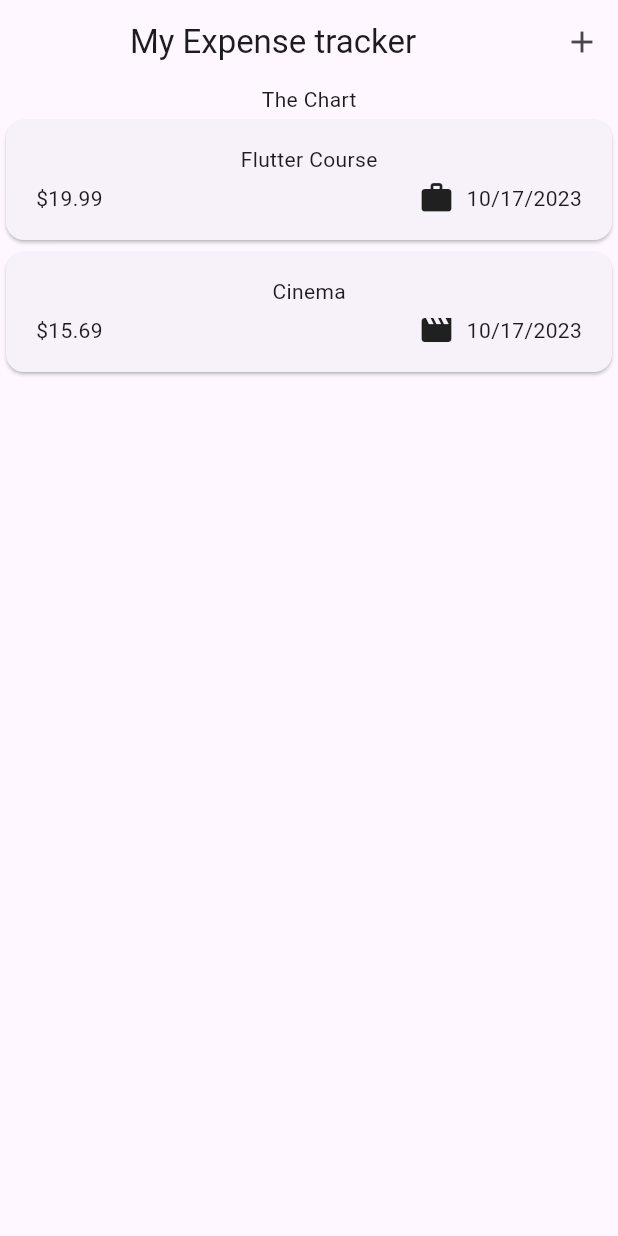
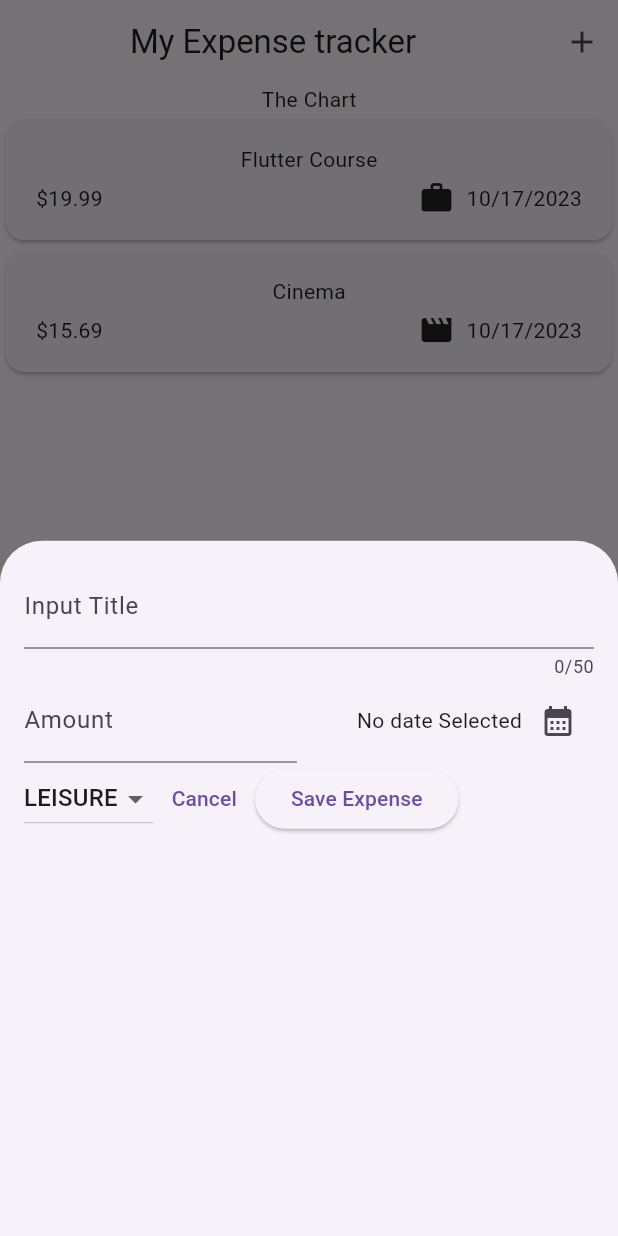
Before and after one commit to atomicstructure/expense_tracker, a Flutter app: the screen it shows after launch, after a tap on the "add" icon, on a phone screen of 412 x 824 dp. Run offline on Flutter 3.47's test engine with Material 2 defaults, Android fonts, the phone set to English and light mode, and no system bars.

Commit message:
Added a Text Input, a Calendar widget

```diff
--- a/expense_tracker/lib/widgets/expense.dart
+++ b/expense_tracker/lib/widgets/expense.dart
@@ -1,5 +1,6 @@
 import 'package:expense_tracker/widgets/expenses_list/expenses_list.dart';
 import 'package:expense_tracker/models/expense.dart';
+import 'package:expense_tracker/widgets/new_expense.dart';
 import 'package:flutter/material.dart';
 
 class Expenses extends StatefulWidget {
@@ -26,6 +27,14 @@ class _ExpensesState extends State<Expenses> {
       category: Category.leisure,
     ),
   ];
+
+  void _openAddExpenseOverlay() {
+    showModalBottomSheet(
+      context: context,
+      builder: (ctx) => const NewExpense(),
+    );
+  }
+
   @override
   Widget build(BuildContext context) {
     return Scaffold(
@@ -35,7 +44,7 @@ class _ExpensesState extends State<Expenses> {
         ),
         actions: [
           IconButton(
-            onPressed: () {},
+            onPressed: _openAddExpenseOverlay,
             icon: const Icon(Icons.add),
           ),
         ],
--- /dev/null
+++ b/expense_tracker/lib/widgets/new_expense.dart
@@ -0,0 +1,129 @@
+import 'package:flutter/material.dart';
+import 'package:expense_tracker/models/expense.dart';
+
+class NewExpense extends StatefulWidget {
+  const NewExpense({super.key});
+
+  @override
+  State<NewExpense> createState() {
+    return _NewExpenseState();
+  }
+}
+
+class _NewExpenseState extends State<NewExpense> {
+  final _titleController = TextEditingController();
+  final _amountController = TextEditingController();
+  DateTime? _selectedDate;
+  Category _selectedCategory = Category.leisure;
+
+  void _presentDatePicker() async {
+    final now = DateTime.now();
+    final firstDate = DateTime(now.year - 1, now.month, now.day);
+
+    final pickedDate = await showDatePicker(
+      context: context,
+      initialDate: now,
+      firstDate: firstDate,
+      lastDate: now,
+    );
+    setState(() {
+      _selectedDate = pickedDate;
+    });
+  }
+
+  @override
+  void dispose() {
+    _titleController.dispose();
+    _amountController.dispose();
+    super.dispose();
+  }
+
+  @override
+  Widget build(BuildContext context) {
+    return Padding(
+      padding: const EdgeInsets.all(16),
+      child: Column(
+        children: [
+          TextField(
+            controller: _titleController,
+            maxLength: 50,
+            decoration: const InputDecoration(
+              label: Text('Input Title'),
+            ),
+          ),
+          Row(
+            children: [
+              Expanded(
+                child: TextField(
+                  controller: _amountController,
+                  keyboardType: TextInputType.number,
+                  decoration: const InputDecoration(
+                    prefixText: 'N ',
+                    label: Text('Amount'),
+                  ),
+                ),
+              ),
+              const SizedBox(
+                width: 16,
+              ),
+              Expanded(
+                child: Row(
+                  crossAxisAlignment: CrossAxisAlignment.center,
+                  mainAxisAlignment: MainAxisAlignment.end,
+                  children: [
+                    Text(
+                      _selectedDate == null
+                          ? 'No date Selected'
+                          : formatter.format(_selectedDate!),
+                    ),
+                    IconButton(
+                        onPressed: () {
+                          _presentDatePicker();
+                        },
+                        icon: const Icon(Icons.calendar_month))
+                  ],
+                ),
+              ),
+            ],
+          ),
+          Row(
+            children: [
+              DropdownButton(
+                  value: _selectedCategory,
+                  items: Category.values
+                      .map(
+                        (category) => DropdownMenuItem(
+                          value: category,
+                          child: Text(
+                            category.name.toUpperCase(),
+                          ),
+                        ),
+                      )
+                      .toList(),
+                  onChanged: (value) {
+                    if (value == null) {
+                      return;
+                    }
+                    setState(() {
+                      _selectedCategory = value;
+                    });
+                  }),
+              TextButton(
+                onPressed: () {
+                  Navigator.pop(context);
+                },
+                child: const Text('Cancel'),
+              ),
+              ElevatedButton(
+                  onPressed: () {
+                    print(_amountController.text);
+                    print(_titleController.text);
+                  },
+                  child: const Text('Save Expense'))
+            ],
+          )
+        ],
+      ),
+    );
+  }
+}
```
